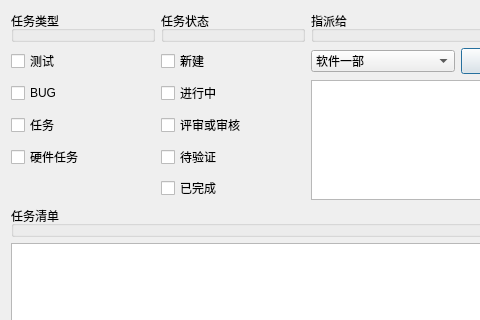
Before: the Qt Designer form devices/redmine/redmine_count_panel.ui in wwkkww1983/pythonwork, drawn with Qt 5; both pictures show x 0 to 480 and y 0 to 320 of the 1065 by 780 pixel window.
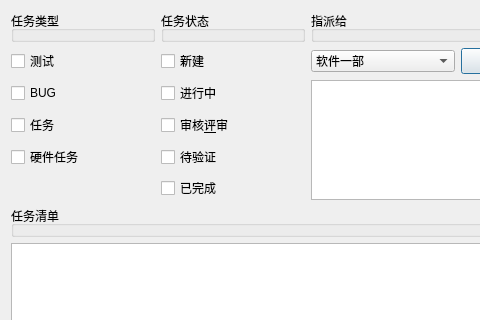
After: the same form once the commit is applied.

```diff
--- a/devices/redmine/redmine_count_panel.ui
+++ b/devices/redmine/redmine_count_panel.ui
@@ -19,7 +19,7 @@
      <item row="3" column="1">
       <widget class="QCheckBox" name="checkBox_statusCheck">
        <property name="text">
-        <string>评审或审核</string>
+        <string>审核&amp;评审</string>
        </property>
       </widget>
      </item>
```
